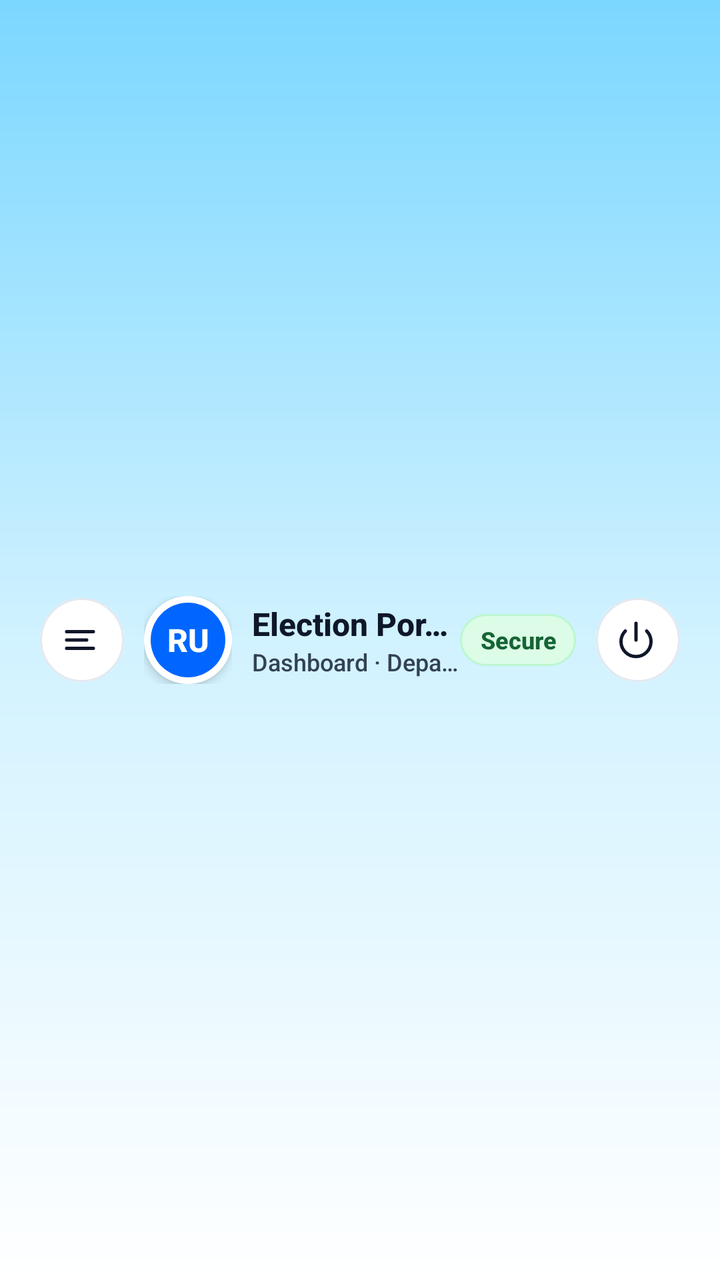
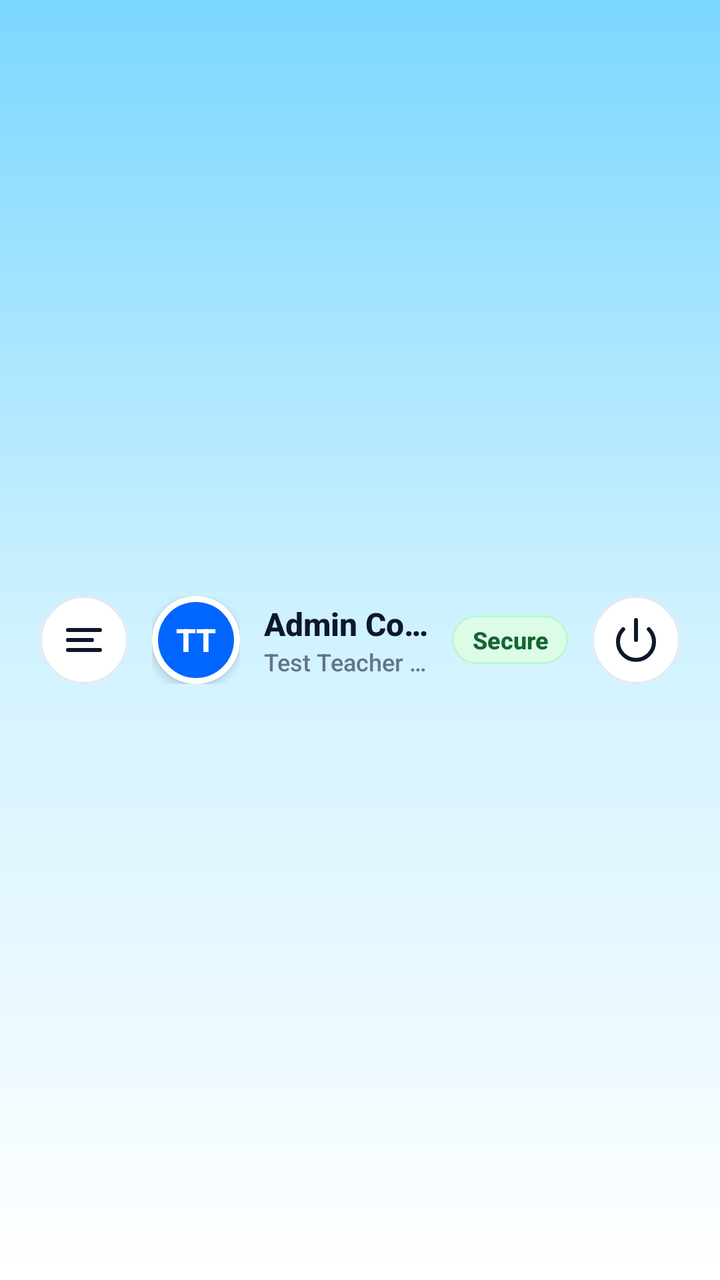

Before-and-after screenshots of an Android layout around one commit, followed by the original layout XML and the change that was made.
<!-- AndroidManifest.xml: application theme Theme.CRConnect -->
<!-- res/layout/include_header.xml -->
<?xml version="1.0" encoding="utf-8"?>
<LinearLayout xmlns:android="http://schemas.android.com/apk/res/android"
    xmlns:app="http://schemas.android.com/apk/res-auto"
    android:id="@+id/layoutHeader"
    android:layout_width="match_parent"
    android:layout_height="wrap_content"
    android:orientation="horizontal"
    android:gravity="center_vertical"
    android:paddingStart="20dp"
    android:paddingEnd="20dp"
    android:paddingTop="8dp"
    android:paddingBottom="8dp">

    
    <com.google.android.material.button.MaterialButton
        android:id="@+id/btnOpenDrawer"
        style="@style/Widget.Material3.Button.IconButton"
        android:layout_width="42dp"
        android:layout_height="42dp"
        android:backgroundTint="#FFFFFF"
        android:insetLeft="0dp"
        android:insetTop="0dp"
        android:insetRight="0dp"
        android:insetBottom="0dp"
        app:cornerRadius="21dp"
        app:strokeColor="#E2E8F0"
        app:strokeWidth="1dp"
        app:icon="@drawable/ic_menu"
        app:iconSize="20dp"
        app:iconTint="#0F172A"
        android:contentDescription="Open menu" />

    
    <FrameLayout
        android:layout_width="44dp"
        android:layout_height="44dp"
        android:layout_marginStart="10dp">

        <TextView
            android:id="@+id/tvAvatar"
            android:layout_width="44dp"
            android:layout_height="44dp"
            android:background="@drawable/bg_avatar_ring"
            android:elevation="3dp"
            android:gravity="center"
            android:text="RU"
            android:textColor="#FFFFFF"
            android:textSize="16sp"
            android:textStyle="bold"
            android:fontFamily="sans-serif-black" />

        <com.google.android.material.imageview.ShapeableImageView
            android:id="@+id/imgUserProfile"
            android:layout_width="44dp"
            android:layout_height="44dp"
            android:scaleType="centerCrop"
            android:visibility="gone"
            app:shapeAppearanceOverlay="@style/ShapeAppearance.App.Circular" />
    </FrameLayout>

    
    <LinearLayout
        android:layout_width="0dp"
        android:layout_height="wrap_content"
        android:layout_weight="1"
        android:layout_marginStart="10dp"
        android:orientation="vertical">

        
        <TextView
            android:id="@+id/tvHeaderTitle"
            android:layout_width="wrap_content"
            android:layout_height="wrap_content"
            android:text="Election Portal"
            android:textColor="#0F172A"
            android:textSize="16sp"
            android:textStyle="bold"
            android:fontFamily="sans-serif-black"
            android:maxLines="1"
            android:ellipsize="end" />

        
        <TextView
            android:id="@+id/tvHeaderSubtitle"
            android:layout_width="wrap_content"
            android:layout_height="wrap_content"
            android:text="Dashboard · Department of CSE, BUBT"
            android:textColor="#334155"
            android:textSize="12sp"
            android:maxLines="1"
            android:ellipsize="end" />
    </LinearLayout>

    
    <TextView
        android:id="@+id/tvSecureBadge"
        android:layout_width="wrap_content"
        android:layout_height="26dp"
        android:layout_marginEnd="10dp"
        android:background="@drawable/bg_chip_green"
        android:gravity="center"
        android:paddingStart="10dp"
        android:paddingEnd="10dp"
        android:text="Secure"
        android:textColor="#166534"
        android:textSize="12sp"
        android:textStyle="bold" />

    
    <com.google.android.material.button.MaterialButton
        android:id="@+id/btnLogout"
        style="@style/Widget.Material3.Button.IconButton"
        android:layout_width="42dp"
        android:layout_height="42dp"
        android:backgroundTint="#FFFFFF"
        android:insetLeft="0dp"
        android:insetTop="0dp"
        android:insetRight="0dp"
        android:insetBottom="0dp"
        app:cornerRadius="21dp"
        app:strokeColor="#E2E8F0"
        app:strokeWidth="1dp"
        app:icon="@drawable/ic_power"
        app:iconSize="20dp"
        app:iconTint="#0F172A"
        android:contentDescription="Power / Sign out" />

</LinearLayout>
<!-- resources referenced by this layout -->
<resources>
  <!-- drawable bg_avatar_ring (drawable) -->
  <?xml version="1.0" encoding="utf-8"?>
  <layer-list xmlns:android="http://schemas.android.com/apk/res/android">
      
      <item>
          <shape android:shape="oval">
              <solid android:color="#FFFFFF" />
          </shape>
      </item>
      
      <item
          android:bottom="3.5dp"
          android:left="3.5dp"
          android:right="3.5dp"
          android:top="3.5dp">
          <shape android:shape="oval">
              <solid android:color="#0066FF" />
          </shape>
      </item>
  </layer-list>
  <!-- drawable bg_chip_green (drawable) -->
  <?xml version="1.0" encoding="utf-8"?>
  <shape xmlns:android="http://schemas.android.com/apk/res/android"
      android:shape="rectangle">
      <solid android:color="#DCFCE7"/>
      <stroke android:width="1dp" android:color="#BBF7D0"/>
      <corners android:radius="999dp"/>
  </shape>
  <!-- drawable ic_menu (drawable) -->
  <?xml version="1.0" encoding="utf-8"?>
  <vector xmlns:android="http://schemas.android.com/apk/res/android"
      android:width="24dp"
      android:height="24dp"
      android:viewportWidth="24"
      android:viewportHeight="24">
      <path
          android:strokeColor="#FF0F172A"
          android:strokeWidth="2"
          android:strokeLineCap="round"
          android:strokeLineJoin="round"
          android:pathData="M4,7h16M4,12h12M4,17h16"/>
  </vector>
  <!-- drawable ic_power (drawable) -->
  <?xml version="1.0" encoding="utf-8"?>
  <vector xmlns:android="http://schemas.android.com/apk/res/android"
      android:width="24dp"
      android:height="24dp"
      android:viewportWidth="24"
      android:viewportHeight="24">
      <path
          android:strokeColor="#FF0F172A"
          android:strokeWidth="2"
          android:strokeLineCap="round"
          android:strokeLineJoin="round"
          android:pathData="M18.4,6.6a9,9 0 1,1 -12.8,0M12,2v10"/>
  </vector>
  <style name="ShapeAppearance.App.Circular" parent="ShapeAppearance.Material3.Corner.Full">
          <item name="cornerSize">50%</item>
      </style>
  <style name="Theme.CRConnect" parent="Base.Theme.CRConnect" />
  <style name="Base.Theme.CRConnect" parent="Theme.Material3.DayNight.NoActionBar">
          <item name="colorPrimary">@color/primary</item>
          <item name="colorSecondary">@color/primary_pressed</item>
          <item name="android:windowBackground">@drawable/bg_gradient</item>
          <item name="colorSurface">@color/card_bg</item>
          <item name="elevationOverlayEnabled">false</item>
          <item name="colorOnSurface">@color/title_text</item>
          <item name="colorOnSurfaceVariant">@color/muted_text</item>
          <item name="colorError">@color/error_red</item>
          <item name="android:fontFamily">sans-serif-medium</item>
          <item name="fontFamily">sans-serif-medium</item>
          <item name="android:windowActivityTransitions">true</item>
          <item name="android:navigationBarColor">@android:color/transparent</item>
          <item name="android:statusBarColor">@android:color/transparent</item>
          <item name="android:windowLightStatusBar" tools:targetApi="m">true</item>
          <item name="android:windowLightNavigationBar" tools:targetApi="o_mr1">true</item>
      </style>
  <color name="primary">#7C3AED</color>
  <color name="primary_pressed">#0052CC</color>
  <!-- drawable bg_gradient (drawable) -->
  <?xml version="1.0" encoding="utf-8"?>
  <shape xmlns:android="http://schemas.android.com/apk/res/android"
      android:shape="rectangle">
      <gradient
          android:angle="270"
          android:startColor="#7BD7FF"
          android:centerColor="#D1F2FF"
          android:endColor="#FFFFFF"
          android:type="linear" />
  </shape>
  <color name="card_bg">#FFFFFF</color>
  <color name="title_text">#0F172A</color>
  <color name="muted_text">#64748B</color>
  <color name="error_red">#DC2626</color>
</resources>

<!-- the commit's change to res/layout/include_header.xml (unified diff, before → after) -->
@@ -9,24 +9,25 @@
     android:paddingStart="20dp"
     android:paddingEnd="20dp"
     android:paddingTop="8dp"
-    android:paddingBottom="8dp">
+    android:paddingBottom="8dp"
+    android:background="@android:color/transparent">
 
     
     <com.google.android.material.button.MaterialButton
         android:id="@+id/btnOpenDrawer"
         style="@style/Widget.Material3.Button.IconButton"
-        android:layout_width="42dp"
-        android:layout_height="42dp"
+        android:layout_width="44dp"
+        android:layout_height="44dp"
         android:backgroundTint="#FFFFFF"
         android:insetLeft="0dp"
         android:insetTop="0dp"
         android:insetRight="0dp"
         android:insetBottom="0dp"
-        app:cornerRadius="21dp"
+        app:cornerRadius="22dp"
         app:strokeColor="#E2E8F0"
         app:strokeWidth="1dp"
         app:icon="@drawable/ic_menu"
-        app:iconSize="20dp"
+        app:iconSize="24dp"
         app:iconTint="#0F172A"
         android:contentDescription="Open menu" />
 
@@ -34,7 +35,7 @@
     <FrameLayout
         android:layout_width="44dp"
         android:layout_height="44dp"
-        android:layout_marginStart="10dp">
+        android:layout_marginStart="12dp">
 
         <TextView
             android:id="@+id/tvAvatar"
@@ -43,7 +44,7 @@
             android:background="@drawable/bg_avatar_ring"
             android:elevation="3dp"
             android:gravity="center"
-            android:text="RU"
+            android:text="TT"
             android:textColor="#FFFFFF"
             android:textSize="16sp"
             android:textStyle="bold"
@@ -63,7 +64,7 @@
         android:layout_width="0dp"
         android:layout_height="wrap_content"
         android:layout_weight="1"
-        android:layout_marginStart="10dp"
+        android:layout_marginStart="12dp"
         android:orientation="vertical">
 
         
@@ -71,7 +72,7 @@
             android:id="@+id/tvHeaderTitle"
             android:layout_width="wrap_content"
             android:layout_height="wrap_content"
-            android:text="Election Portal"
+            android:text="Admin Console · Sec 6"
             android:textColor="#0F172A"
             android:textSize="16sp"
             android:textStyle="bold"
@@ -84,8 +85,8 @@
             android:id="@+id/tvHeaderSubtitle"
             android:layout_width="wrap_content"
             android:layout_height="wrap_content"
-            android:text="Dashboard · Department of CSE, BUBT"
-            android:textColor="#334155"
+            android:text="Test Teacher (Dev) · CSE"
+            android:textColor="#64748B"
             android:textSize="12sp"
             android:maxLines="1"
             android:ellipsize="end" />
@@ -95,12 +96,14 @@
     <TextView
         android:id="@+id/tvSecureBadge"
         android:layout_width="wrap_content"
-        android:layout_height="26dp"
-        android:layout_marginEnd="10dp"
+        android:layout_height="wrap_content"
+        android:layout_marginStart="12dp"
         android:background="@drawable/bg_chip_green"
         android:gravity="center"
         android:paddingStart="10dp"
         android:paddingEnd="10dp"
+        android:paddingTop="4dp"
+        android:paddingBottom="4dp"
         android:text="Secure"
         android:textColor="#166534"
         android:textSize="12sp"
@@ -110,18 +113,19 @@
     <com.google.android.material.button.MaterialButton
         android:id="@+id/btnLogout"
         style="@style/Widget.Material3.Button.IconButton"
-        android:layout_width="42dp"
-        android:layout_height="42dp"
+        android:layout_width="44dp"
+        android:layout_height="44dp"
+        android:layout_marginStart="12dp"
         android:backgroundTint="#FFFFFF"
         android:insetLeft="0dp"
         android:insetTop="0dp"
         android:insetRight="0dp"
         android:insetBottom="0dp"
-        app:cornerRadius="21dp"
+        app:cornerRadius="22dp"
         app:strokeColor="#E2E8F0"
         app:strokeWidth="1dp"
         app:icon="@drawable/ic_power"
-        app:iconSize="20dp"
+        app:iconSize="24dp"
         app:iconTint="#0F172A"
         android:contentDescription="Power / Sign out" />
 
<!-- resource entries referenced after the edit -->
@@ -11,10 +11,10 @@
       </item>
       
       <item
-          android:bottom="3.5dp"
-          android:left="3.5dp"
-          android:right="3.5dp"
-          android:top="3.5dp">
+          android:bottom="3dp"
+          android:left="3dp"
+          android:right="3dp"
+          android:top="3dp">
           <shape android:shape="oval">
               <solid android:color="#0066FF" />
           </shape>
@@ -77,7 +77,7 @@
           <item name="android:windowLightStatusBar" tools:targetApi="m">true</item>
           <item name="android:windowLightNavigationBar" tools:targetApi="o_mr1">true</item>
       </style>
-  <color name="primary">#7C3AED</color>
+  <color name="primary">#0066FF</color>
   <color name="primary_pressed">#0052CC</color>
   <!-- drawable bg_gradient (drawable) -->
   <?xml version="1.0" encoding="utf-8"?>
